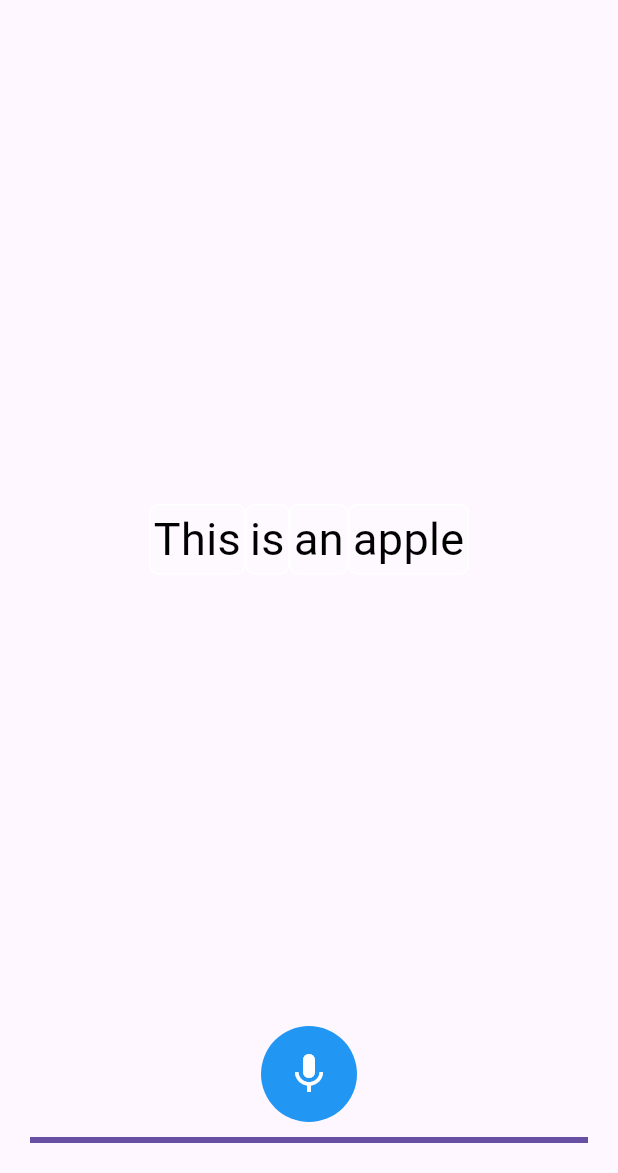
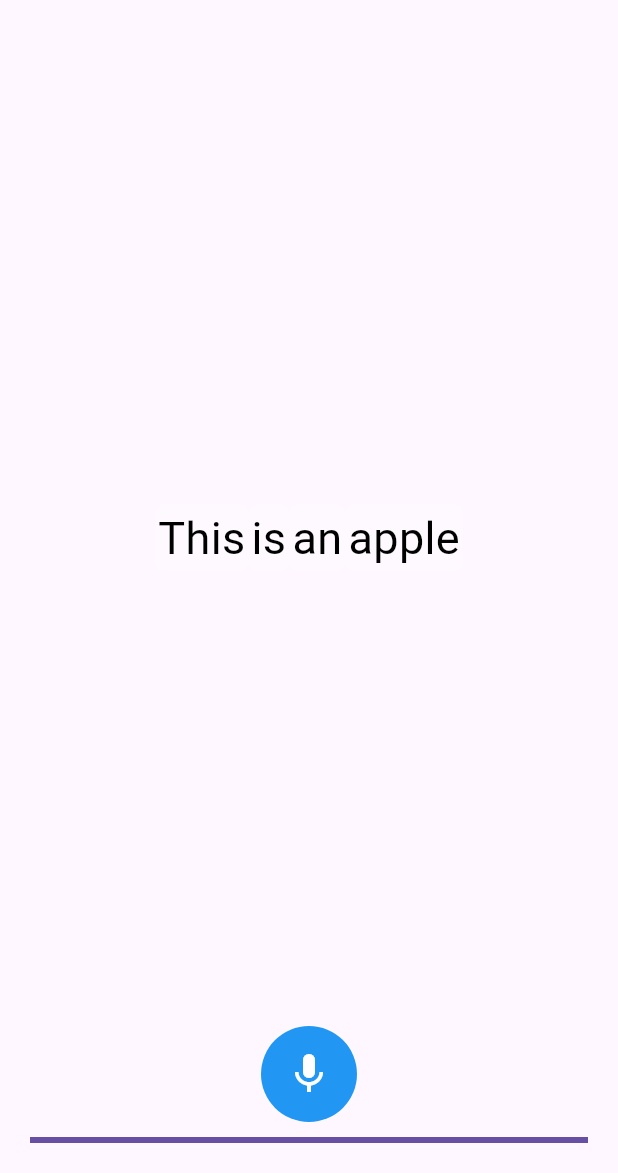
Before and after one commit to Prayag887/phonetic_speech_recognizer, a Flutter app: the screen it shows after launch, on a phone screen of 412 x 824 dp, the part 63-1236 px from its top. Run offline on Flutter 3.47's test engine with Material 3 defaults, Android fonts, the phone set to English and light mode, and no system bars; our stand-ins replace permission_handler, plugin_platform_interface; missing offline and left inert: dart:ffi.

Commit message:
border color in the widget has been removed

```diff
--- a/lib/phonetic_speech_recognizer.dart
+++ b/lib/phonetic_speech_recognizer.dart
@@ -431,10 +431,10 @@ class PhoneticSpeechRecognizer {
                     margin: EdgeInsets.symmetric(vertical: 2),
                     padding: EdgeInsets.symmetric(horizontal: 2),
                     decoration: BoxDecoration(
-                      border: Border.all(
-                        color: borderColor,
-                        width: 1.0,
-                      ),
+                      // border: Border.all(
+                      //   color: Colors.transparent,
+                      //   width: 1.0,
+                      // ),
                       color: backgroundColor.withAlpha(25),
                       borderRadius: BorderRadius.circular(6),
                     ),
```
